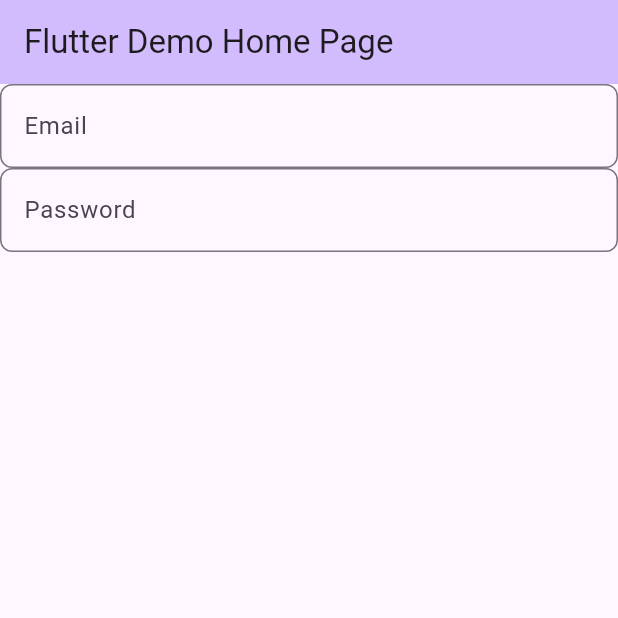
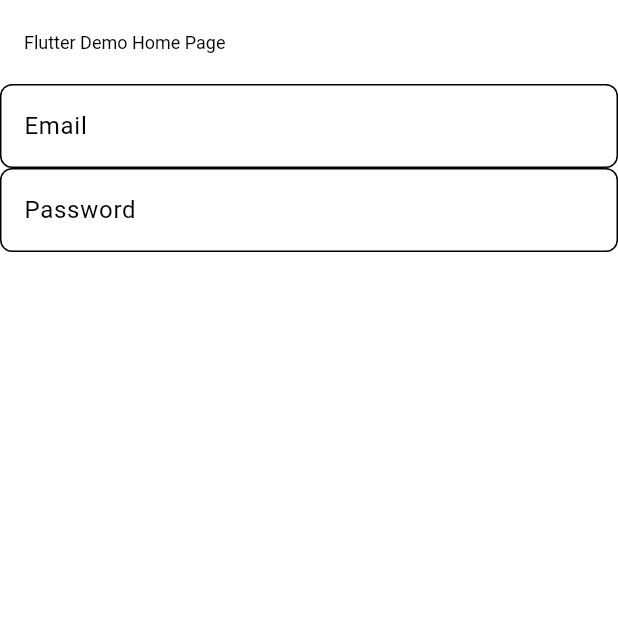
Before and after one commit to tiancris01/CUSTOM_ATOMIC_DESIGN_CO, a Flutter app: the screen it shows after launch, on a phone screen of 412 x 824 dp, the top half of it. Run offline on Flutter 3.47's test engine with Material 3 defaults, Android fonts, the phone set to English and light mode, and no system bars.

Commit message:
chore: Update app light theme and button styling

```diff
--- a/example/lib/main.dart
+++ b/example/lib/main.dart
@@ -12,10 +12,7 @@ class MyApp extends StatelessWidget {
   Widget build(BuildContext context) {
     return MaterialApp(
       title: 'Flutter Demo',
-      theme: ThemeData(
-        colorScheme: ColorScheme.fromSeed(seedColor: Colors.deepPurple),
-        useMaterial3: true,
-      ),
+      theme: appLightTheme,
       home: const MyHomePage(title: 'Flutter Demo Home Page'),
     );
   }
@@ -35,7 +32,6 @@ class _MyHomePageState extends State<MyHomePage> {
   Widget build(BuildContext context) {
     return Scaffold(
       appBar: AppBar(
-        backgroundColor: Theme.of(context).colorScheme.inversePrimary,
         title: Text(widget.title),
       ),
       body: const Column(
--- a/lib/custom_atomic_design_co.dart
+++ b/lib/custom_atomic_design_co.dart
@@ -3,3 +3,4 @@ library custom_atomic_design_co;
 /// A Calculator.
 
 export 'src/features/sing_in/atoms/sing_in_atoms.dart';
+export 'src/tokens/theme/theme.dart';
```
